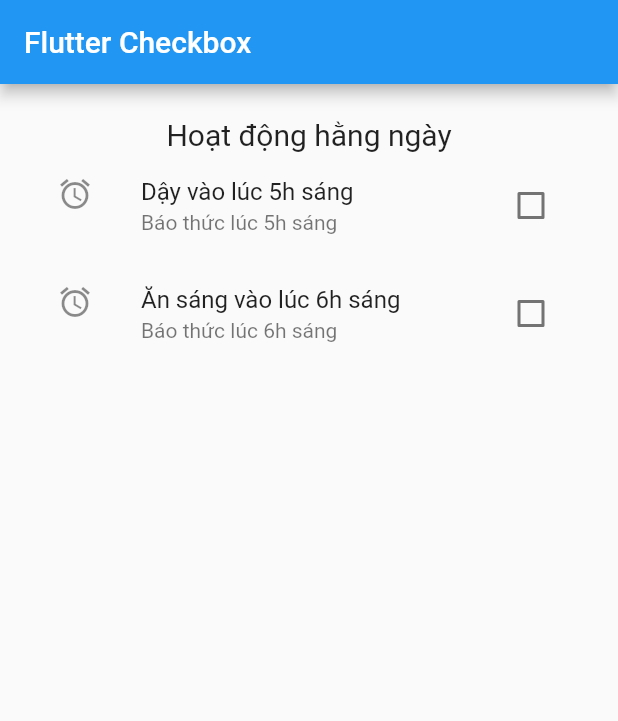
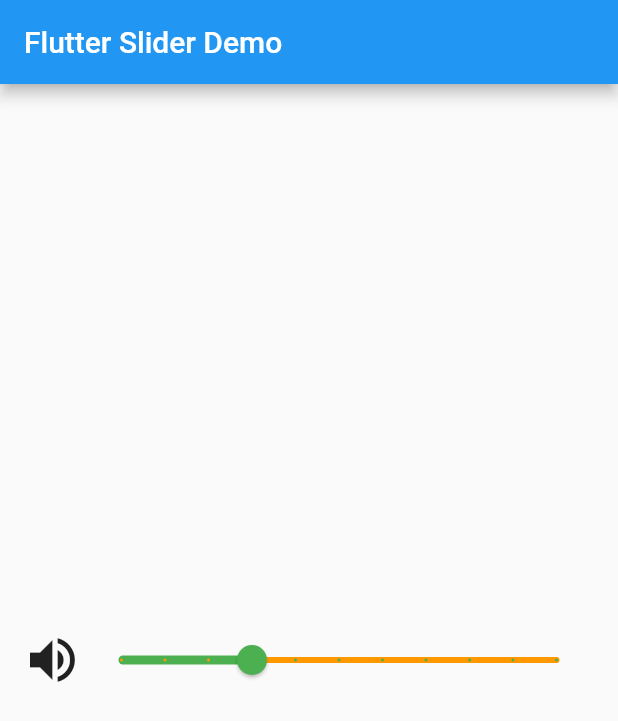
Before and after one commit to sikaiichi/checkbox, a Flutter app: the screen it shows after launch, on a phone screen of 412 x 824 dp. Shown: the top 721 px of the screen. Run offline on Flutter 3.47's test engine with Material 2 defaults, Android fonts, the phone set to English and light mode, and no system bars.

Commit message:
first commit

```diff
--- a/lib/main.dart
+++ b/lib/main.dart
@@ -1,56 +1,64 @@
 import 'package:flutter/material.dart';
 
-void main() {
-  runApp(MaterialApp( home: MyHomePage(),));
-}
+void main() => runApp(MyApp());
 
-class MyHomePage extends StatefulWidget {
-  @override
-  _HomePageState createState() => _HomePageState();
-}
-
-class _HomePageState extends State<MyHomePage> {
-  bool valuefirst = false;
-  bool valuesecond = false;
-
+// This Widget is the main application widget.
+class MyApp extends StatelessWidget {
   @override
   Widget build(BuildContext context) {
     return MaterialApp(
-      home: Scaffold(
-        appBar: AppBar(title: Text('Flutter Checkbox '),),
-        body: Container(
-            padding: new EdgeInsets.all(22.0),
-            child: Column(
-              children: <Widget>[
-                SizedBox(width: 10,),
-                Text('Hoạt động hằng ngày',style: TextStyle(fontSize: 20.0), ),
-                CheckboxListTile(
-                  secondary: const Icon(Icons.alarm),
-                  title: const Text('Dậy vào lúc 5h sáng'),
-                  subtitle: Text('Báo thức lúc 5h sáng'),
-                  value: this.valuefirst,
-                  onChanged: (bool ? value) {
-                    setState(() {
-                      this.valuefirst = value!;
-                    });
-                  },
-                ),
-                CheckboxListTile(
-                  controlAffinity: ListTileControlAffinity.trailing,
-                  secondary: const Icon(Icons.alarm),
-                  title: const Text('Ăn sáng vào lúc 6h sáng'),
-                  subtitle: Text('Báo thức lúc 6h sáng'),
-                  value: this.valuesecond,
-                  onChanged: (bool ? value) {
-                    setState(() {
-                      this.valuesecond = value!;
-                    });
-                  },
-                ),
-              ],
-            )
-        ),
-      ),
+      home: MySliderApp(),
     );
   }
 }
+
+class MySliderApp extends StatefulWidget {
+  MySliderApp({Key ? key}) : super(key: key);
+
+  @override
+  _MySliderAppState createState() => _MySliderAppState();
+}
+
+class _MySliderAppState extends State<MySliderApp> {
+  int _value = 6;
+  @override
+  Widget build(BuildContext context) {
+    return Scaffold(
+      appBar: AppBar(
+        title: Text('Flutter Slider Demo'),
+        ),
+        body: Padding(
+          padding: EdgeInsets.all(15.0),
+            child: Center(
+                child: Row(
+                    mainAxisAlignment: MainAxisAlignment.spaceEvenly,
+                    mainAxisSize: MainAxisSize.max,
+                    children: [
+                      Icon(
+                        Icons.volume_up,
+                        size: 40,
+                      ),
+                      new Expanded(
+                          child: Slider(
+                            value: _value.toDouble(),
+                            min: 1.0,
+                            max: 20.0,
+                            divisions: 10,
+                            activeColor: Colors.green,
+                            inactiveColor: Colors.orange,
+                            label: 'Set volume value',
+                            onChanged: (double newValue) {
+                              setState(() {
+                                _value = newValue.round();
+                                });
+                              },
+
+                            )
+                      ),
+                    ]
+                )
+            ),
+          )
+      );
+  }
+}
```
Also changed, not shown: 1 other file.
